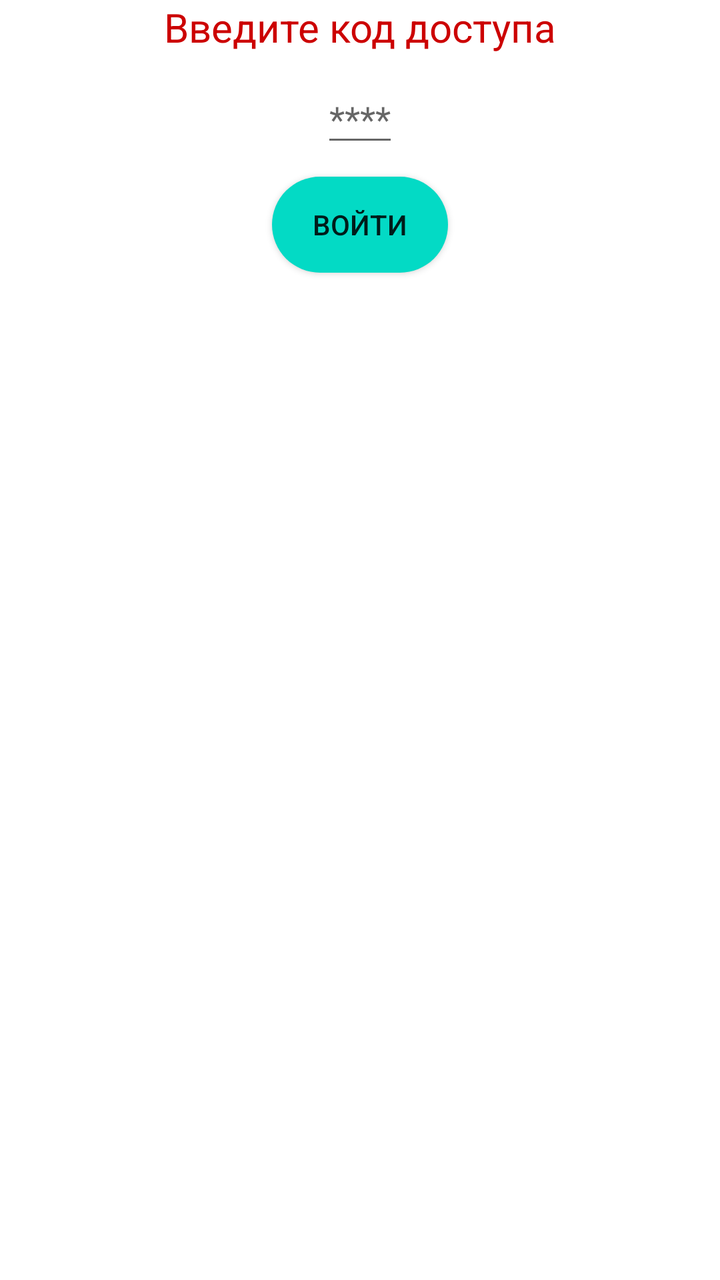
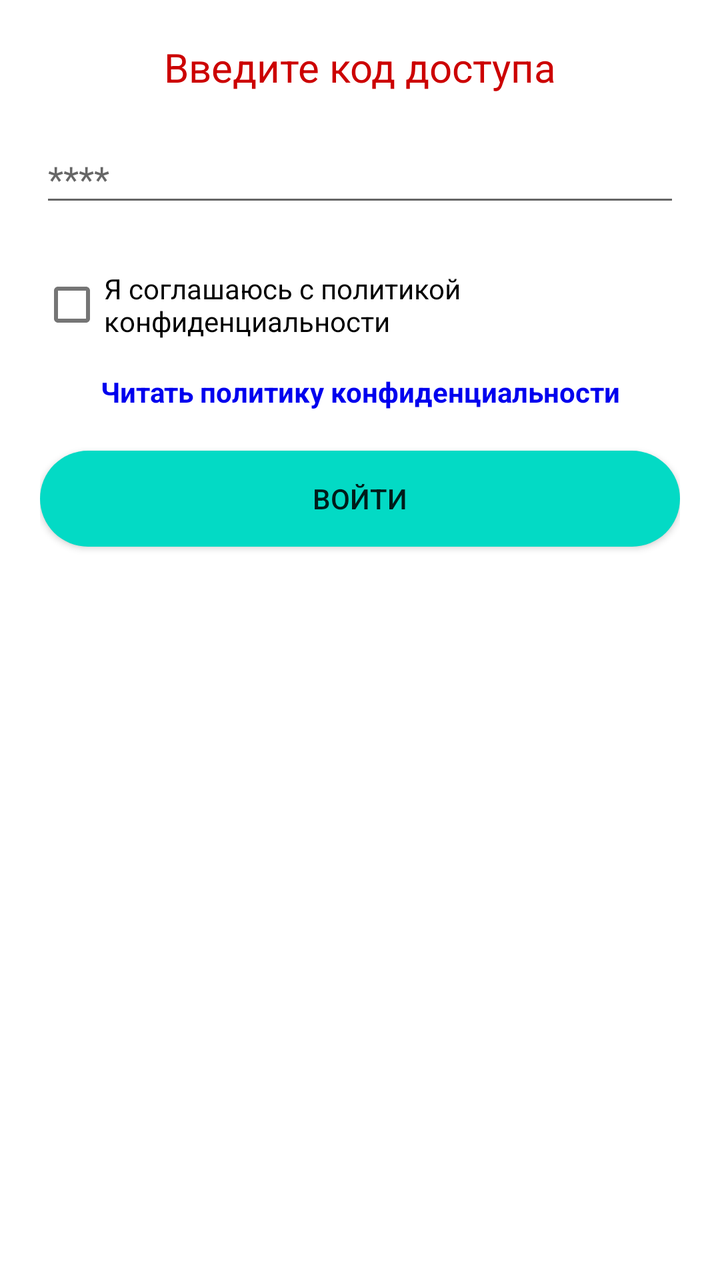

The first picture is an Android layout as it rendered before a commit; the second is the same layout after the commit. The layout source and the unified diff follow.
<!-- AndroidManifest.xml: application theme Theme.Kovka -->
<!-- res/layout/activity_vhod.xml -->
<?xml version="1.0" encoding="utf-8"?>
<LinearLayout xmlns:android="http://schemas.android.com/apk/res/android"
    xmlns:tools="http://schemas.android.com/tools"
    android:layout_width="match_parent"
    android:layout_height="match_parent"
    android:orientation="vertical"
    tools:context=".VhodActivity">

    <TextView
        android:layout_width="match_parent"
        android:layout_height="wrap_content"
        android:gravity="center"
        android:textSize="20dp"
        android:text="Введите код доступа"
        android:textColor="@android:color/holo_red_dark"/>

    <EditText
        android:id="@+id/etVhod"
        android:layout_width="wrap_content"
        android:layout_height="wrap_content"
        android:hint="****"
        android:layout_gravity="center"
        android:layout_margin="10dp"/>
    <androidx.appcompat.widget.AppCompatButton
        android:layout_width="wrap_content"
        android:layout_height="wrap_content"
        android:text="Войти"
        android:onClick="vhod"
        android:layout_gravity="center"
        android:background="@drawable/button_vhod"/>
    <TextView
        android:id="@+id/tv"
        android:layout_width="wrap_content"
        android:layout_height="wrap_content"
        android:layout_gravity="center"
        android:gravity="center"/>
</LinearLayout>
<!-- resources referenced by this layout -->
<resources>
  <!-- drawable button_vhod (drawable) -->
  <?xml version="1.0" encoding="utf-8"?>
  <shape
      xmlns:android="http://schemas.android.com/apk/res/android"
      android:shape="rectangle"   >
  
      <solid
          android:color="@color/teal_200" >
      </solid>
  
      <corners
          android:radius="25dp"   >
      </corners>
  
  </shape>
  <style name="Theme.Kovka" parent="Theme.MaterialComponents.DayNight.DarkActionBar">
          
          <item name="colorPrimary">@color/purple_500</item>
          <item name="colorPrimaryVariant">@color/purple_700</item>
          <item name="colorOnPrimary">@color/white</item>
          
          <item name="colorSecondary">@color/teal_200</item>
          <item name="colorSecondaryVariant">@color/teal_700</item>
          <item name="colorOnSecondary">@color/black</item>
          
          <item name="android:statusBarColor" tools:targetApi="l">?attr/colorPrimaryVariant</item>
          
      </style>
  <color name="teal_200">#FF03DAC5</color>
  <color name="purple_500">#FF6200EE</color>
  <color name="purple_700">#FF3700B3</color>
  <color name="white">#FFFFFFFF</color>
  <color name="teal_700">#FF018786</color>
  <color name="black">#FF000000</color>
</resources>

<!-- the commit's change to res/layout/activity_vhod.xml (unified diff, before → after) -->
@@ -4,34 +4,57 @@
     android:layout_width="match_parent"
     android:layout_height="match_parent"
     android:orientation="vertical"
+    android:padding="20dp"
+    android:gravity="center_horizontal"
     tools:context=".VhodActivity">
 
     <TextView
         android:layout_width="match_parent"
         android:layout_height="wrap_content"
         android:gravity="center"
-        android:textSize="20dp"
+        android:textSize="20sp"
         android:text="Введите код доступа"
+        android:layout_marginBottom="20dp"
         android:textColor="@android:color/holo_red_dark"/>
 
     <EditText
         android:id="@+id/etVhod"
-        android:layout_width="wrap_content"
+        android:layout_width="match_parent"
         android:layout_height="wrap_content"
         android:hint="****"
-        android:layout_gravity="center"
-        android:layout_margin="10dp"/>
+        android:inputType="text"
+        android:layout_marginBottom="20dp"/>
+
+    
+    <CheckBox
+        android:id="@+id/cbAgree"
+        android:layout_width="match_parent"
+        android:layout_height="wrap_content"
+        android:text="Я соглашаюсь с политикой конфиденциальности"
+        android:layout_marginBottom="10dp"/>
+
+    
+    <TextView
+        android:id="@+id/tvPrivacyLink"
+        android:layout_width="match_parent"
+        android:layout_height="wrap_content"
+        android:text="Читать политику конфиденциальности"
+        android:textColor="#0000EE"
+        android:textStyle="bold"
+        android:gravity="center"
+        android:layout_marginBottom="20dp"/>
+
     <androidx.appcompat.widget.AppCompatButton
-        android:layout_width="wrap_content"
+        android:id="@+id/btnLogin"
+        android:layout_width="match_parent"
         android:layout_height="wrap_content"
         android:text="Войти"
-        android:onClick="vhod"
-        android:layout_gravity="center"
         android:background="@drawable/button_vhod"/>
+
     <TextView
         android:id="@+id/tv"
         android:layout_width="wrap_content"
         android:layout_height="wrap_content"
-        android:layout_gravity="center"
+        android:layout_marginTop="20dp"
         android:gravity="center"/>
 </LinearLayout>
